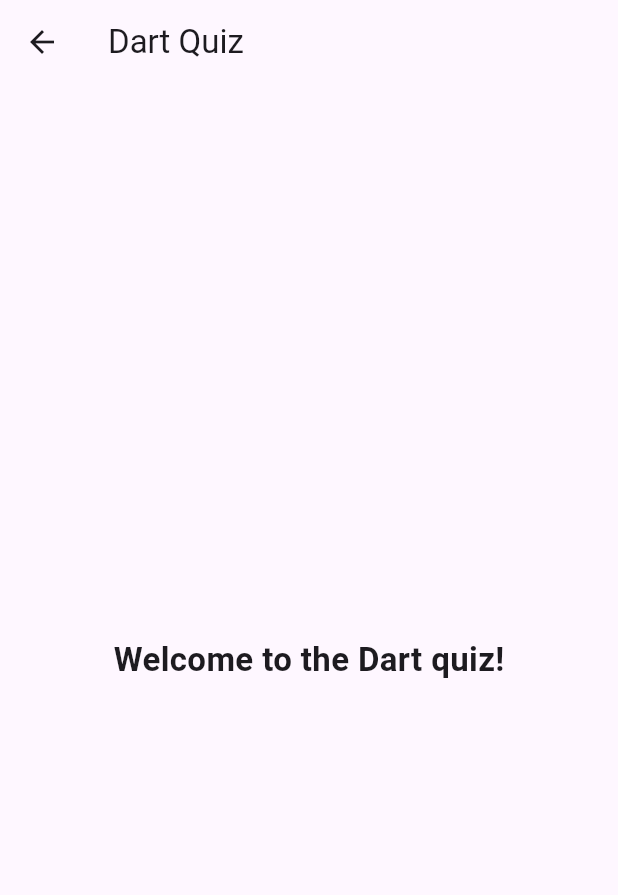
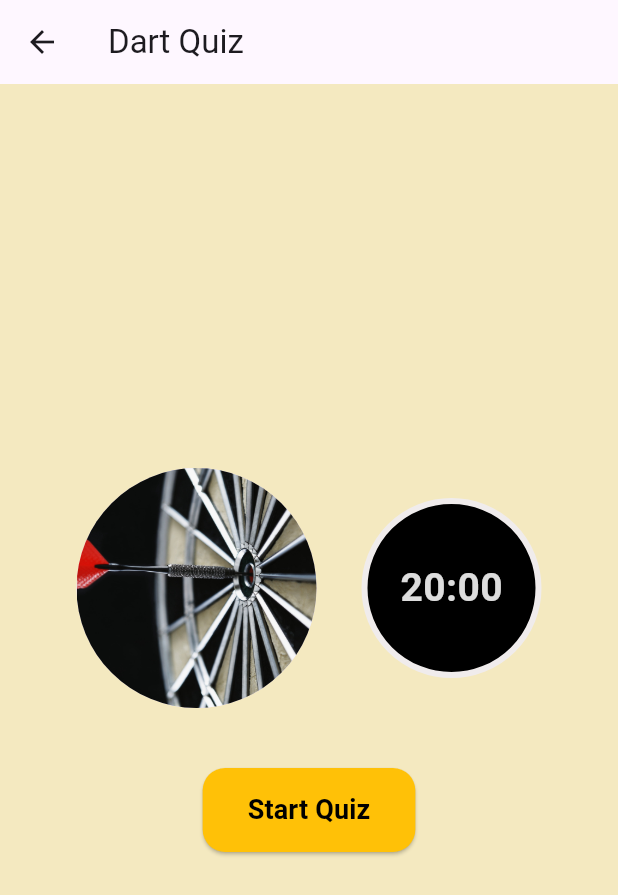
Before and after one commit to Hema2006127/quizapp, a Flutter app: the NextPage screen opened directly with empty values, after a tap on "Dart", on a phone screen of 412 x 824 dp. Shown: the top 895 px of the screen. Run offline on Flutter 3.47's test engine with Material 3 defaults, Android fonts, the phone set to English and light mode, and no system bars.

Commit message:
prequizscreen

```diff
--- a/lib/categorypage.dart
+++ b/lib/categorypage.dart
@@ -1,4 +1,5 @@
 import 'package:flutter/material.dart';
+import 'package:quiz_app/prequiz.dart';
 
 class NextPage extends StatefulWidget {
   final String userName;
@@ -61,7 +62,7 @@ class _NextPageState extends State<NextPage>
 
             final slideAnimation =
                 Tween<Offset>(
-                  begin: const Offset(0, -1),
+                  begin: const Offset(0, 0.5),
                   end: Offset.zero,
                 ).animate(
                   CurvedAnimation(
@@ -70,14 +71,23 @@ class _NextPageState extends State<NextPage>
                   ),
                 );
 
-            final scaleAnimation = Tween<double>(begin: 0.8, end: 1.0).animate(
+            final scaleAnimation = Tween<double>(begin: 0.85, end: 1.0).animate(
               CurvedAnimation(
                 parent: _controller,
                 curve: Interval(index * 0.1, 1.0, curve: Curves.easeOutBack),
               ),
             );
 
-            return SlideTransition(
+            final fadeAnimation = Tween<double>(begin: 0, end: 1).animate(
+              CurvedAnimation(
+                parent: _controller,
+                curve: Interval(index * 0.1, 1.0, curve: Curves.easeIn),
+              ),
+            );
+
+            return FadeTransition(
+              opacity: fadeAnimation,
+              child: SlideTransition(
                 position: slideAnimation,
                 child: ScaleTransition(
                   scale: scaleAnimation,
@@ -86,41 +96,73 @@ class _NextPageState extends State<NextPage>
                       Navigator.push(
                         context,
                         MaterialPageRoute(
-                        builder: (context) =>
-                            QuizPage(subjectName: subject["title"]!),
+                          builder: (_) => PreQuizPage(
+                            subjectName: subject["title"]!,
+                            quizImage: subject["image"]!,
+                          ),
                         ),
                       );
                     },
+
                     child: Card(
-                    margin: const EdgeInsets.all(12),
+                      margin: const EdgeInsets.symmetric(
+                        horizontal: 16,
+                        vertical: 8,
+                      ),
                       shape: RoundedRectangleBorder(
-                      borderRadius: BorderRadius.circular(15),
+                        borderRadius: BorderRadius.circular(20),
                       ),
-                    elevation: 6,
-                    child: Column(
+                      elevation: 8,
+                      shadowColor: Colors.black45,
+                      child: Stack(
                         children: [
-                        ClipRRect(
-                          borderRadius: const BorderRadius.vertical(
-                            top: Radius.circular(15),
-                          ),
+                          Hero(
+                            tag: subject["title"]!,
+                            child: ClipRRect(
+                              borderRadius: BorderRadius.circular(20),
                               child: Image.asset(
                                 subject["image"]!,
-                            height: 150,
+                                height: 160,
                                 width: double.infinity,
                                 fit: BoxFit.cover,
                               ),
                             ),
-                        Padding(
-                          padding: const EdgeInsets.all(12.0),
+                          ),
+                          Container(
+                            height: 160,
+                            decoration: BoxDecoration(
+                              borderRadius: BorderRadius.circular(20),
+                              gradient: LinearGradient(
+                                colors: [
+                                  Colors.black.withOpacity(0.3),
+                                  Colors.transparent,
+                                ],
+                                begin: Alignment.bottomCenter,
+                                end: Alignment.topCenter,
+                              ),
+                            ),
+                          ),
+                          Positioned(
+                            bottom: 12,
+                            left: 16,
                             child: Text(
                               subject["title"]!,
                               style: const TextStyle(
-                              fontSize: 18,
+                                fontSize: 20,
                                 fontWeight: FontWeight.bold,
+                                color: Colors.white,
+                                shadows: [
+                                  Shadow(
+                                    color: Colors.black54,
+                                    offset: Offset(1, 1),
+                                    blurRadius: 2,
+                                  ),
+                                ],
                               ),
                             ),
                           ),
                         ],
+                      ),
                     ),
                   ),
                 ),
@@ -132,22 +174,3 @@ class _NextPageState extends State<NextPage>
     );
   }
 }
-
-class QuizPage extends StatelessWidget {
-  final String subjectName;
-
-  const QuizPage({super.key, required this.subjectName});
-
-  @override
-  Widget build(BuildContext context) {
-    return Scaffold(
-      appBar: AppBar(title: Text("$subjectName Quiz")),
-      body: Center(
-        child: Text(
-          "Welcome to the $subjectName quiz!",
-          style: const TextStyle(fontSize: 22, fontWeight: FontWeight.bold),
-        ),
-      ),
-    );
-  }
-}
--- a/lib/cpp.dart
+++ /dev/null
@@ -1,20 +0,0 @@
-import 'package:flutter/material.dart';
-
-class QuizPage extends StatelessWidget {
-  final String subjectName;
-
-  const QuizPage({super.key, required this.subjectName});
-
-  @override
-  Widget build(BuildContext context) {
-    return Scaffold(
-      appBar: AppBar(title: Text("$subjectName Quiz")),
-      body: Center(
-        child: Text(
-          "Welcome to the $subjectName quiz!",
-          style: const TextStyle(fontSize: 22, fontWeight: FontWeight.bold),
-        ),
-      ),
-    );
-  }
-}
--- a/lib/dart.dart
+++ /dev/null
@@ -1,20 +0,0 @@
-import 'package:flutter/material.dart';
-
-class QuizPage extends StatelessWidget {
-  final String subjectName;
-
-  const QuizPage({super.key, required this.subjectName});
-
-  @override
-  Widget build(BuildContext context) {
-    return Scaffold(
-      appBar: AppBar(title: Text("$subjectName Quiz")),
-      body: Center(
-        child: Text(
-          "Welcome to the $subjectName quiz!",
-          style: const TextStyle(fontSize: 22, fontWeight: FontWeight.bold),
-        ),
-      ),
-    );
-  }
-}
--- a/lib/java.dart
+++ /dev/null
@@ -1,20 +0,0 @@
-import 'package:flutter/material.dart';
-
-class QuizPage extends StatelessWidget {
-  final String subjectName;
-
-  const QuizPage({super.key, required this.subjectName});
-
-  @override
-  Widget build(BuildContext context) {
-    return Scaffold(
-      appBar: AppBar(title: Text("$subjectName Quiz")),
-      body: Center(
-        child: Text(
-          "Welcome to the $subjectName qui!",
-          style: const TextStyle(fontSize: 22, fontWeight: FontWeight.bold),
-        ),
-      ),
-    );
-  }
-}
--- /dev/null
+++ b/lib/prequiz.dart
@@ -0,0 +1,92 @@
+import 'package:flutter/material.dart';
+import 'QuizPage.dart';
+
+class PreQuizPage extends StatelessWidget {
+  final String subjectName;
+  final String quizImage;
+
+  const PreQuizPage({
+    super.key,
+    required this.subjectName,
+    required this.quizImage,
+  });
+
+  @override
+  Widget build(BuildContext context) {
+    return Scaffold(
+      backgroundColor: const Color.fromARGB(255, 244, 233, 192),
+      appBar: AppBar(title: Text("$subjectName Quiz")),
+      body: Center(
+        child: Column(
+          mainAxisAlignment: MainAxisAlignment.center,
+          children: [
+            // الصورة + التايمر جمب بعض
+            Row(
+              mainAxisAlignment: MainAxisAlignment.center,
+              children: [
+                CircleAvatar(
+                  radius: 80,
+                  backgroundImage: AssetImage(quizImage),
+                ),
+                const SizedBox(width: 30),
+                Container(
+                  width: 120,
+                  height: 120,
+                  decoration: BoxDecoration(
+                    shape: BoxShape.circle,
+                    color: const Color.fromARGB(255, 0, 0, 0),
+                    border: Border.all(
+                      color: const Color.fromARGB(255, 240, 236, 236),
+                      width: 4,
+                    ),
+                  ),
+                  alignment: Alignment.center,
+                  child: const Text(
+                    "20:00",
+                    style: TextStyle(
+                      fontSize: 26,
+                      fontWeight: FontWeight.bold,
+                      color: Color.fromARGB(221, 255, 255, 255),
+                    ),
+                  ),
+                ),
+              ],
+            ),
+
+            const SizedBox(height: 40),
+
+            // زرار البداية
+            ElevatedButton(
+              onPressed: () {
+                Navigator.push(
+                  context,
+                  MaterialPageRoute(
+                    builder: (_) => PreQuizPage(
+                      subjectName: subjectName,
+                      quizImage: quizImage,
+                    ),
+                  ),
+                );
+              },
+              style: ElevatedButton.styleFrom(
+                backgroundColor: Colors.amber,
+                foregroundColor: Colors.black,
+                padding: const EdgeInsets.symmetric(
+                  horizontal: 30,
+                  vertical: 15,
+                ),
+                shape: RoundedRectangleBorder(
+                  borderRadius: BorderRadius.circular(15),
+                ),
+              ),
+              child: const Text(
+                "Start Quiz",
+                style: TextStyle(fontSize: 18, fontWeight: FontWeight.bold),
+              ),
+            ),
+          ],
+        ),
+      ),
+    );
+  }
+}
```
Also changed, not shown: lib/contac.dart (deleted, +0 -18 lines), lib/loginpage.dart (+91 -69 lines), lib/QuizPage.dart (added), lib/javescript.dart (deleted), lib/kotlin.dart (deleted), lib/php.dart (deleted), lib/python.dart (deleted), lib/swift.dart (deleted), pubspec.lock. Lines whose indentation alone changed are shown as unchanged.
